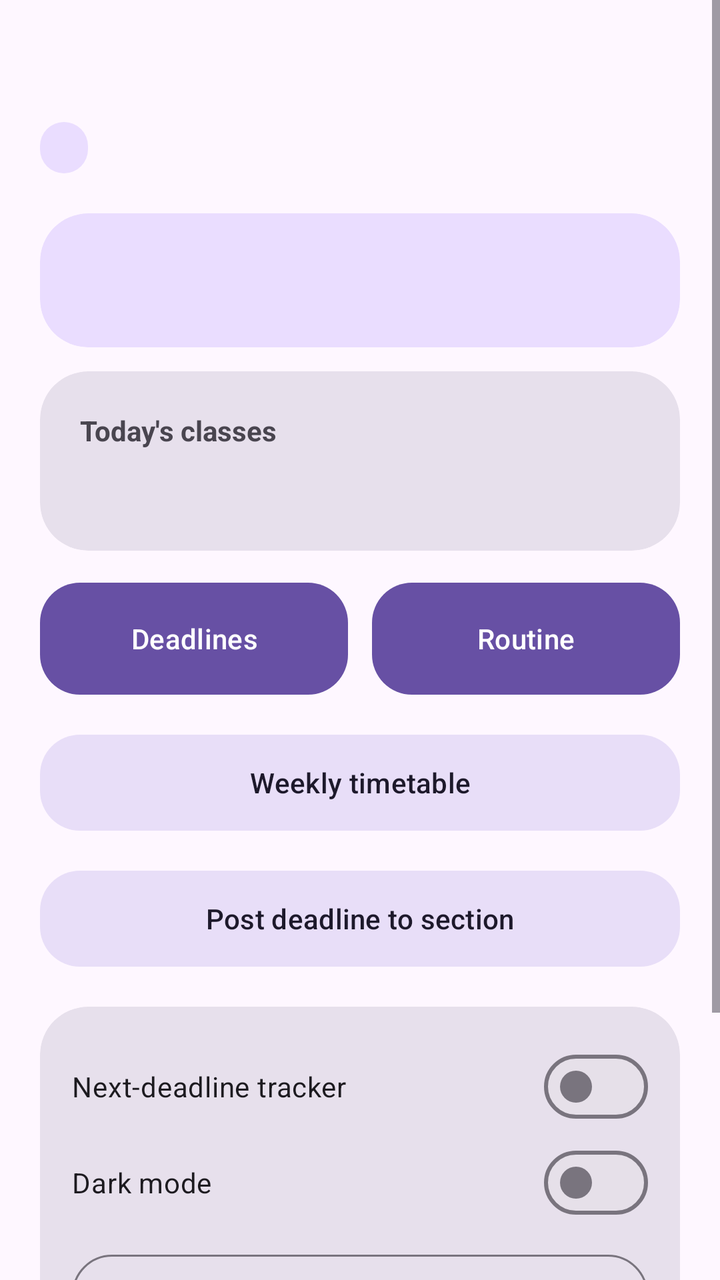
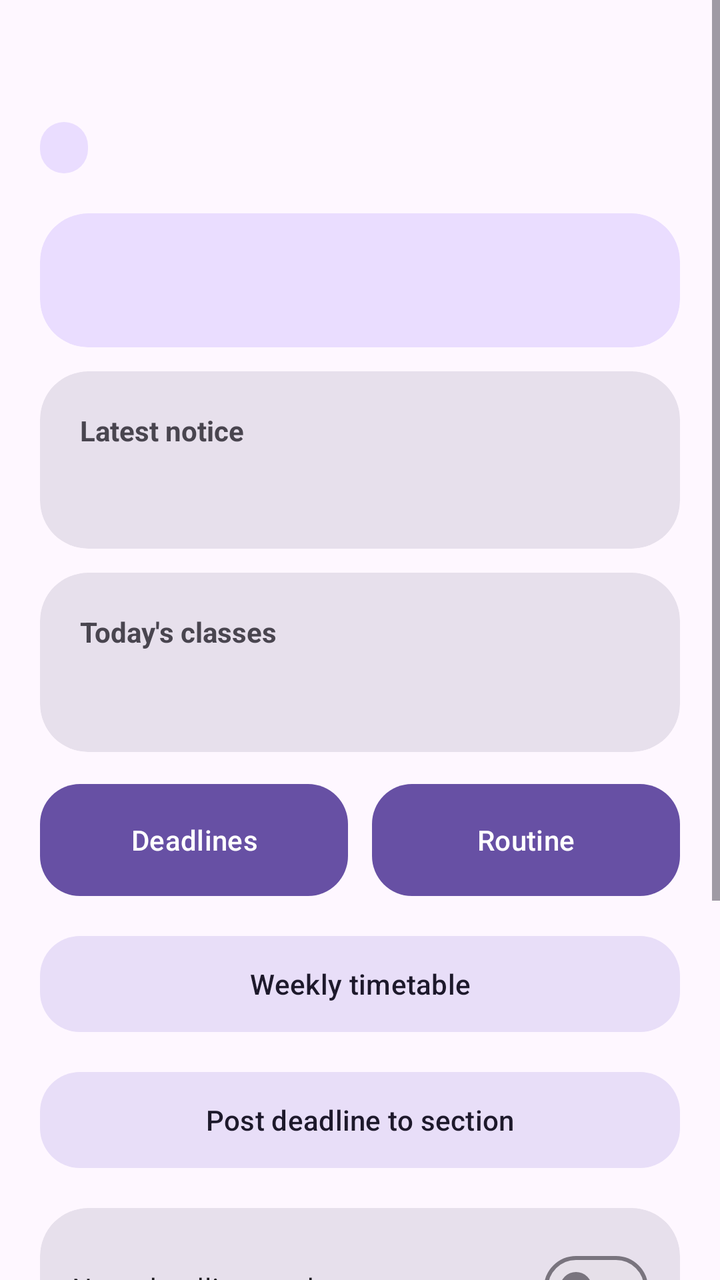

Compare the two renders of this Android layout. The source of the first and the diff that turns it into the second are given below.
<!-- AndroidManifest.xml: application theme Theme.CampusCompanion -->
<!-- res/layout/activity_main.xml -->
<?xml version="1.0" encoding="utf-8"?>
<ScrollView xmlns:android="http://schemas.android.com/apk/res/android"
    xmlns:app="http://schemas.android.com/apk/res-auto"
    android:layout_width="match_parent"
    android:layout_height="match_parent"
    android:fillViewport="true">

    <LinearLayout
        android:layout_width="match_parent"
        android:layout_height="wrap_content"
        android:orientation="vertical"
        android:padding="20dp">

        
        <TextView
            android:id="@+id/tvGreeting"
            android:layout_width="match_parent"
            android:layout_height="wrap_content"
            android:textSize="26sp"
            android:textStyle="bold"
            android:textColor="?attr/colorOnSurface" />

        <TextView
            android:id="@+id/tvSection"
            android:layout_width="wrap_content"
            android:layout_height="wrap_content"
            android:layout_marginTop="6dp"
            android:background="@drawable/bg_chip"
            android:paddingHorizontal="12dp"
            android:paddingVertical="4dp"
            android:textColor="?attr/colorOnPrimaryContainer"
            android:textSize="13sp" />

        
        <com.google.android.material.card.MaterialCardView
            android:layout_width="match_parent"
            android:layout_height="wrap_content"
            android:layout_marginTop="20dp"
            app:cardBackgroundColor="?attr/colorPrimaryContainer"
            app:cardCornerRadius="24dp"
            app:cardElevation="0dp"
            app:strokeWidth="0dp">

            <TextView
                android:id="@+id/tvWeather"
                android:layout_width="match_parent"
                android:layout_height="wrap_content"
                android:padding="20dp"
                android:textColor="?attr/colorOnPrimaryContainer"
                android:textSize="20sp"
                android:lineSpacingExtra="4dp" />
        </com.google.android.material.card.MaterialCardView>

        
        <com.google.android.material.card.MaterialCardView
            android:layout_width="match_parent"
            android:layout_height="wrap_content"
            android:layout_marginTop="12dp"
            app:cardBackgroundColor="?attr/colorSurfaceVariant"
            app:cardCornerRadius="24dp"
            app:cardElevation="0dp"
            app:strokeWidth="0dp">

            <LinearLayout
                android:layout_width="match_parent"
                android:layout_height="wrap_content"
                android:orientation="vertical"
                android:padding="20dp">

                <TextView
                    android:layout_width="wrap_content"
                    android:layout_height="wrap_content"
                    android:text="Today's classes"
                    android:textColor="?attr/colorOnSurfaceVariant"
                    android:textSize="14sp"
                    android:textStyle="bold" />

                <TextView
                    android:id="@+id/tvToday"
                    android:layout_width="match_parent"
                    android:layout_height="wrap_content"
                    android:layout_marginTop="8dp"
                    android:textColor="?attr/colorOnSurface"
                    android:textSize="17sp"
                    android:lineSpacingExtra="4dp" />
            </LinearLayout>
        </com.google.android.material.card.MaterialCardView>

        
        <LinearLayout
            android:layout_width="match_parent"
            android:layout_height="wrap_content"
            android:layout_marginTop="12dp"
            android:orientation="horizontal">

            <com.google.android.material.button.MaterialButton
                android:id="@+id/btnDeadlines"
                android:layout_width="0dp"
                android:layout_height="64dp"
                android:layout_marginEnd="6dp"
                android:layout_weight="1"
                android:text="Deadlines"
                app:cornerRadius="20dp" />

            <com.google.android.material.button.MaterialButton
                android:id="@+id/btnRoutine"
                android:layout_width="0dp"
                android:layout_height="64dp"
                android:layout_marginStart="6dp"
                android:layout_weight="1"
                android:text="Routine"
                app:cornerRadius="20dp" />
        </LinearLayout>
        <com.google.android.material.button.MaterialButton
            android:id="@+id/btnTimetable"
            style="@style/Widget.Material3.Button.TonalButton"
            android:layout_width="match_parent"
            android:layout_height="56dp"
            android:layout_marginTop="12dp"
            android:text="Weekly timetable"
            app:cornerRadius="20dp" />
        
        <com.google.android.material.button.MaterialButton
            android:id="@+id/btnPost"
            style="@style/Widget.Material3.Button.TonalButton"
            android:layout_width="match_parent"
            android:layout_height="56dp"
            android:layout_marginTop="12dp"
            android:text="Post deadline to section"
            app:cornerRadius="20dp" />

        
        <com.google.android.material.card.MaterialCardView
            android:layout_width="match_parent"
            android:layout_height="wrap_content"
            android:layout_marginTop="16dp"
            app:cardBackgroundColor="?attr/colorSurfaceVariant"
            app:cardCornerRadius="24dp"
            app:cardElevation="0dp"
            app:strokeWidth="0dp">

            <LinearLayout
                android:layout_width="match_parent"
                android:layout_height="wrap_content"
                android:orientation="vertical"
                android:padding="16dp">

                <com.google.android.material.materialswitch.MaterialSwitch
                    android:id="@+id/swTracker"
                    android:layout_width="match_parent"
                    android:layout_height="wrap_content"
                    android:text="Next-deadline tracker"
                    android:textColor="?attr/colorOnSurface" />

                <com.google.android.material.materialswitch.MaterialSwitch
                    android:id="@+id/swDark"
                    android:layout_width="match_parent"
                    android:layout_height="wrap_content"
                    android:text="Dark mode"
                    android:textColor="?attr/colorOnSurface" />

                <com.google.android.material.button.MaterialButton
                    android:id="@+id/btnExactAlarm"
                    style="@style/Widget.Material3.Button.OutlinedButton"
                    android:layout_width="match_parent"
                    android:layout_height="wrap_content"
                    android:layout_marginTop="8dp"
                    android:text="Allow exact reminders" />
            </LinearLayout>
        </com.google.android.material.card.MaterialCardView>

        <TextView
            android:id="@+id/tvProviderCount"
            android:layout_width="match_parent"
            android:layout_height="wrap_content"
            android:layout_marginTop="12dp"
            android:textColor="?attr/colorOnSurfaceVariant"
            android:textSize="13sp" />

        
        <com.google.android.material.button.MaterialButton
            android:id="@+id/btnLogout"
            style="@style/Widget.Material3.Button.OutlinedButton"
            android:layout_width="match_parent"
            android:layout_height="56dp"
            android:layout_marginTop="16dp"
            android:text="Log out"
            android:textColor="?attr/colorError"
            app:cornerRadius="20dp"
            app:strokeColor="?attr/colorError" />
    </LinearLayout>
</ScrollView>
<!-- resources referenced by this layout -->
<resources>
  <!-- drawable bg_chip (drawable) -->
  <?xml version="1.0" encoding="utf-8"?>
  <shape xmlns:android="http://schemas.android.com/apk/res/android"
      android:shape="rectangle">
      <solid android:color="?attr/colorPrimaryContainer" />
      <corners android:radius="50dp" />
  </shape>
  <style name="Theme.CampusCompanion" parent="Base.Theme.CampusCompanion" />
  <style name="Base.Theme.CampusCompanion" parent="Theme.Material3.DayNight.NoActionBar">
          
          
      </style>
</resources>

<!-- the commit's change to res/layout/activity_main.xml (unified diff, before → after) -->
@@ -50,7 +50,42 @@
                 android:textSize="20sp"
                 android:lineSpacingExtra="4dp" />
         </com.google.android.material.card.MaterialCardView>
-
+        <com.google.android.material.card.MaterialCardView
+            android:id="@+id/cardNotice"
+            android:layout_width="match_parent"
+            android:layout_height="wrap_content"
+            android:layout_marginTop="12dp"
+            android:clickable="true"
+            android:focusable="true"
+            app:cardBackgroundColor="?attr/colorSurfaceVariant"
+            app:cardCornerRadius="24dp"
+            app:cardElevation="0dp"
+            app:strokeWidth="0dp">
+
+            <LinearLayout
+                android:layout_width="match_parent"
+                android:layout_height="wrap_content"
+                android:orientation="vertical"
+                android:padding="20dp">
+
+                <TextView
+                    android:layout_width="wrap_content"
+                    android:layout_height="wrap_content"
+                    android:text="Latest notice"
+                    android:textColor="?attr/colorOnSurfaceVariant"
+                    android:textSize="14sp"
+                    android:textStyle="bold" />
+
+                <TextView
+                    android:id="@+id/tvNotice"
+                    android:layout_width="match_parent"
+                    android:layout_height="wrap_content"
+                    android:layout_marginTop="8dp"
+                    android:textColor="?attr/colorOnSurface"
+                    android:textSize="16sp"
+                    android:lineSpacingExtra="3dp" />
+            </LinearLayout>
+        </com.google.android.material.card.MaterialCardView>
         
         <com.google.android.material.card.MaterialCardView
             android:layout_width="match_parent"
